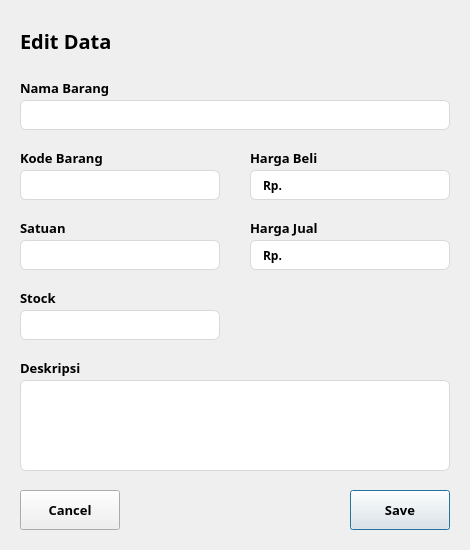
This is ui/stockDialog.ui in iKzuu/mini-erp as Qt 5 draws it before an edit. The edited form follows.
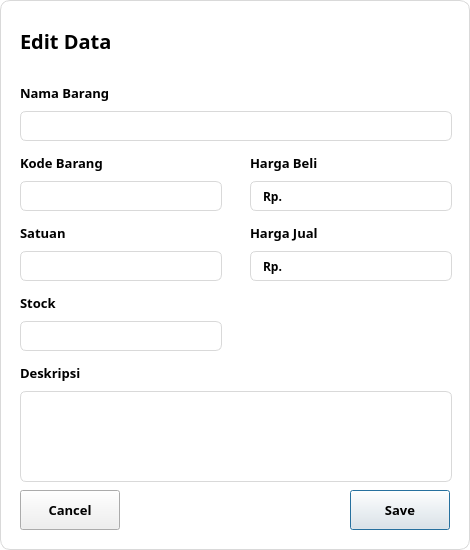
This is the edited form. Icons and pictures are not drawn.

Commit message: update & delete dialog

Patch:
```diff
--- a/ui/stockDialog.ui
+++ b/ui/stockDialog.ui
@@ -25,361 +25,13 @@
   <property name="windowTitle">
    <string>Dialog</string>
   </property>
-  <widget class="QLineEdit" name="lineEdit">
-   <property name="geometry">
-    <rect>
-     <x>20</x>
-     <y>100</y>
-     <width>430</width>
-     <height>30</height>
-    </rect>
-   </property>
-   <property name="font">
-    <font>
-     <family>Poppins</family>
-     <weight>75</weight>
-     <bold>true</bold>
-    </font>
-   </property>
-   <property name="styleSheet">
-    <string notr="true">QLineEdit{
+  <property name="styleSheet">
+   <string notr="true">QDialog{
+	background-color: white;
 	border: 1px solid #D9D9D9;
-	border-radius: 6px;
-	padding:0 10px 0 10px;
-}
-
-QLineEdit:focus{
-	border: 1px solid #3D6CEE;
+	border-radius: 10px;
 }</string>
-   </property>
-  </widget>
-  <widget class="QLineEdit" name="lineEdit_2">
-   <property name="geometry">
-    <rect>
-     <x>20</x>
-     <y>170</y>
-     <width>200</width>
-     <height>30</height>
-    </rect>
-   </property>
-   <property name="font">
-    <font>
-     <family>Poppins</family>
-     <weight>75</weight>
-     <bold>true</bold>
-    </font>
-   </property>
-   <property name="styleSheet">
-    <string notr="true">QLineEdit{
-	border: 1px solid #D9D9D9;
-	border-radius: 6px;
-	padding:0 10px 0 10px;
-}
-
-QLineEdit:focus{
-	border: 1px solid #3D6CEE;
-}</string>
-   </property>
-  </widget>
-  <widget class="QLineEdit" name="lineEdit_3">
-   <property name="geometry">
-    <rect>
-     <x>20</x>
-     <y>240</y>
-     <width>200</width>
-     <height>30</height>
-    </rect>
-   </property>
-   <property name="font">
-    <font>
-     <family>Poppins</family>
-     <weight>75</weight>
-     <bold>true</bold>
-    </font>
-   </property>
-   <property name="styleSheet">
-    <string notr="true">QLineEdit{
-	border: 1px solid #D9D9D9;
-	border-radius: 6px;
-	padding:0 10px 0 10px;
-}
-
-QLineEdit:focus{
-	border: 1px solid #3D6CEE;
-}</string>
-   </property>
-  </widget>
-  <widget class="QLineEdit" name="lineEdit_4">
-   <property name="geometry">
-    <rect>
-     <x>250</x>
-     <y>240</y>
-     <width>200</width>
-     <height>30</height>
-    </rect>
-   </property>
-   <property name="font">
-    <font>
-     <family>Poppins</family>
-     <weight>75</weight>
-     <bold>true</bold>
-    </font>
-   </property>
-   <property name="styleSheet">
-    <string notr="true">QLineEdit{
-	border: 1px solid #D9D9D9;
-	border-radius: 6px;
-	padding:0 10px 0 10px;
-}
-
-QLineEdit:focus{
-	border: 1px solid #3D6CEE;
-}</string>
-   </property>
-   <property name="text">
-    <string>Rp. </string>
-   </property>
-  </widget>
-  <widget class="QLineEdit" name="lineEdit_5">
-   <property name="geometry">
-    <rect>
-     <x>250</x>
-     <y>170</y>
-     <width>200</width>
-     <height>30</height>
-    </rect>
-   </property>
-   <property name="font">
-    <font>
-     <family>Poppins</family>
-     <weight>75</weight>
-     <bold>true</bold>
-    </font>
-   </property>
-   <property name="styleSheet">
-    <string notr="true">QLineEdit{
-	border: 1px solid #D9D9D9;
-	border-radius: 6px;
-	padding:0 10px 0 10px;
-}
-
-QLineEdit:focus{
-	border: 1px solid #3D6CEE;
-}</string>
-   </property>
-   <property name="text">
-    <string>Rp. </string>
-   </property>
-  </widget>
-  <widget class="QLineEdit" name="lineEdit_6">
-   <property name="geometry">
-    <rect>
-     <x>20</x>
-     <y>310</y>
-     <width>200</width>
-     <height>30</height>
-    </rect>
-   </property>
-   <property name="font">
-    <font>
-     <family>Poppins</family>
-     <weight>75</weight>
-     <bold>true</bold>
-    </font>
-   </property>
-   <property name="styleSheet">
-    <string notr="true">QLineEdit{
-	border: 1px solid #D9D9D9;
-	border-radius: 6px;
-	padding:0 10px 0 10px;
-}
-
-QLineEdit:focus{
-	border: 1px solid #3D6CEE;
-}</string>
-   </property>
-  </widget>
-  <widget class="QLineEdit" name="lineEdit_7">
-   <property name="geometry">
-    <rect>
-     <x>20</x>
-     <y>380</y>
-     <width>430</width>
-     <height>91</height>
-    </rect>
-   </property>
-   <property name="font">
-    <font>
-     <family>Poppins</family>
-     <weight>75</weight>
-     <bold>true</bold>
-    </font>
-   </property>
-   <property name="styleSheet">
-    <string notr="true">QLineEdit{
-	border: 1px solid #D9D9D9;
-	border-radius: 6px;
-	padding:0 10px 0 10px;
-}
-
-QLineEdit:focus{
-	border: 1px solid #3D6CEE;
-}</string>
-   </property>
-   <property name="maxLength">
-    <number>430</number>
-   </property>
-   <property name="alignment">
-    <set>Qt::AlignJustify|Qt::AlignTop</set>
-   </property>
-  </widget>
-  <widget class="QLabel" name="label_3">
-   <property name="geometry">
-    <rect>
-     <x>20</x>
-     <y>80</y>
-     <width>101</width>
-     <height>16</height>
-    </rect>
-   </property>
-   <property name="font">
-    <font>
-     <family>Poppins</family>
-     <pointsize>10</pointsize>
-     <weight>75</weight>
-     <bold>true</bold>
-    </font>
-   </property>
-   <property name="text">
-    <string>Nama Barang</string>
-   </property>
-  </widget>
-  <widget class="QLabel" name="label_4">
-   <property name="geometry">
-    <rect>
-     <x>20</x>
-     <y>150</y>
-     <width>91</width>
-     <height>16</height>
-    </rect>
-   </property>
-   <property name="font">
-    <font>
-     <family>Poppins</family>
-     <pointsize>10</pointsize>
-     <weight>75</weight>
-     <bold>true</bold>
-    </font>
-   </property>
-   <property name="text">
-    <string>Kode Barang</string>
-   </property>
-  </widget>
-  <widget class="QLabel" name="label_5">
-   <property name="geometry">
-    <rect>
-     <x>250</x>
-     <y>150</y>
-     <width>81</width>
-     <height>16</height>
-    </rect>
-   </property>
-   <property name="font">
-    <font>
-     <family>Poppins</family>
-     <pointsize>10</pointsize>
-     <weight>75</weight>
-     <bold>true</bold>
-    </font>
-   </property>
-   <property name="text">
-    <string>Harga Beli</string>
-   </property>
-  </widget>
-  <widget class="QLabel" name="label_6">
-   <property name="geometry">
-    <rect>
-     <x>250</x>
-     <y>220</y>
-     <width>81</width>
-     <height>16</height>
-    </rect>
-   </property>
-   <property name="font">
-    <font>
-     <family>Poppins</family>
-     <pointsize>10</pointsize>
-     <weight>75</weight>
-     <bold>true</bold>
-    </font>
-   </property>
-   <property name="text">
-    <string>Harga Jual</string>
-   </property>
-  </widget>
-  <widget class="QLabel" name="label_7">
-   <property name="geometry">
-    <rect>
-     <x>20</x>
-     <y>220</y>
-     <width>51</width>
-     <height>16</height>
-    </rect>
-   </property>
-   <property name="font">
-    <font>
-     <family>Poppins</family>
-     <pointsize>10</pointsize>
-     <weight>75</weight>
-     <bold>true</bold>
-    </font>
-   </property>
-   <property name="text">
-    <string>Satuan</string>
-   </property>
-  </widget>
-  <widget class="QLabel" name="label_8">
-   <property name="geometry">
-    <rect>
-     <x>20</x>
-     <y>290</y>
-     <width>41</width>
-     <height>16</height>
-    </rect>
-   </property>
-   <property name="font">
-    <font>
-     <family>Poppins</family>
-     <pointsize>10</pointsize>
-     <weight>75</weight>
-     <bold>true</bold>
-    </font>
-   </property>
-   <property name="text">
-    <string>Stock</string>
-   </property>
-  </widget>
-  <widget class="QLabel" name="label_9">
-   <property name="geometry">
-    <rect>
-     <x>20</x>
-     <y>360</y>
-     <width>71</width>
-     <height>16</height>
-    </rect>
-   </property>
-   <property name="font">
-    <font>
-     <family>Poppins</family>
-     <pointsize>10</pointsize>
-     <weight>75</weight>
-     <bold>true</bold>
-    </font>
-   </property>
-   <property name="text">
-    <string>Deskripsi</string>
-   </property>
-  </widget>
+  </property>
   <widget class="QPushButton" name="saveBtn">
    <property name="geometry">
     <rect>
@@ -486,6 +138,440 @@
     <string>Cancel</string>
    </property>
   </widget>
+  <widget class="QWidget" name="layoutWidget">
+   <property name="geometry">
+    <rect>
+     <x>20</x>
+     <y>80</y>
+     <width>432</width>
+     <height>61</height>
+    </rect>
+   </property>
+   <layout class="QVBoxLayout" name="verticalLayout">
+    <item>
+     <widget class="QLabel" name="label_3">
+      <property name="font">
+       <font>
+        <family>Poppins</family>
+        <pointsize>10</pointsize>
+        <weight>75</weight>
+        <bold>true</bold>
+       </font>
+      </property>
+      <property name="text">
+       <string>Nama Barang</string>
+      </property>
+     </widget>
+    </item>
+    <item>
+     <widget class="QLineEdit" name="editNamaBrg">
+      <property name="minimumSize">
+       <size>
+        <width>430</width>
+        <height>30</height>
+       </size>
+      </property>
+      <property name="font">
+       <font>
+        <family>Poppins</family>
+        <weight>75</weight>
+        <bold>true</bold>
+       </font>
+      </property>
+      <property name="styleSheet">
+       <string notr="true">QLineEdit{
+	border: 1px solid #D9D9D9;
+	border-radius: 6px;
+	padding:0 10px 0 10px;
+}
+
+QLineEdit:focus{
+	border: 1px solid #3D6CEE;
+}</string>
+      </property>
+     </widget>
+    </item>
+   </layout>
+  </widget>
+  <widget class="QWidget" name="layoutWidget">
+   <property name="geometry">
+    <rect>
+     <x>20</x>
+     <y>150</y>
+     <width>202</width>
+     <height>61</height>
+    </rect>
+   </property>
+   <layout class="QVBoxLayout" name="verticalLayout_2">
+    <item>
+     <widget class="QLabel" name="label_4">
+      <property name="font">
+       <font>
+        <family>Poppins</family>
+        <pointsize>10</pointsize>
+        <weight>75</weight>
+        <bold>true</bold>
+       </font>
+      </property>
+      <property name="text">
+       <string>Kode Barang</string>
+      </property>
+     </widget>
+    </item>
+    <item>
+     <widget class="QLineEdit" name="editKodeBrg">
+      <property name="minimumSize">
+       <size>
+        <width>200</width>
+        <height>30</height>
+       </size>
+      </property>
+      <property name="font">
+       <font>
+        <family>Poppins</family>
+        <weight>75</weight>
+        <bold>true</bold>
+       </font>
+      </property>
+      <property name="styleSheet">
+       <string notr="true">QLineEdit{
+	border: 1px solid #D9D9D9;
+	border-radius: 6px;
+	padding:0 10px 0 10px;
+}
+
+QLineEdit:focus{
+	border: 1px solid #3D6CEE;
+}</string>
+      </property>
+     </widget>
+    </item>
+   </layout>
+  </widget>
+  <widget class="QWidget" name="layoutWidget">
+   <property name="geometry">
+    <rect>
+     <x>250</x>
+     <y>150</y>
+     <width>202</width>
+     <height>61</height>
+    </rect>
+   </property>
+   <layout class="QVBoxLayout" name="verticalLayout_3">
+    <item>
+     <widget class="QLabel" name="label_5">
+      <property name="font">
+       <font>
+        <family>Poppins</family>
+        <pointsize>10</pointsize>
+        <weight>75</weight>
+        <bold>true</bold>
+       </font>
+      </property>
+      <property name="text">
+       <string>Harga Beli</string>
+      </property>
+     </widget>
+    </item>
+    <item>
+     <widget class="QLineEdit" name="editHargaBli">
+      <property name="minimumSize">
+       <size>
+        <width>200</width>
+        <height>30</height>
+       </size>
+      </property>
+      <property name="font">
+       <font>
+        <family>Poppins</family>
+        <weight>75</weight>
+        <bold>true</bold>
+       </font>
+      </property>
+      <property name="styleSheet">
+       <string notr="true">QLineEdit{
+	border: 1px solid #D9D9D9;
+	border-radius: 6px;
+	padding:0 10px 0 10px;
+}
+
+QLineEdit:focus{
+	border: 1px solid #3D6CEE;
+}</string>
+      </property>
+      <property name="text">
+       <string>Rp. </string>
+      </property>
+     </widget>
+    </item>
+   </layout>
+  </widget>
+  <widget class="QWidget" name="layoutWidget">
+   <property name="geometry">
+    <rect>
+     <x>250</x>
+     <y>220</y>
+     <width>202</width>
+     <height>61</height>
+    </rect>
+   </property>
+   <layout class="QVBoxLayout" name="verticalLayout_4">
+    <item>
+     <widget class="QLabel" name="label_6">
+      <property name="font">
+       <font>
+        <family>Poppins</family>
+        <pointsize>10</pointsize>
+        <weight>75</weight>
+        <bold>true</bold>
+       </font>
+      </property>
+      <property name="text">
+       <string>Harga Jual</string>
+      </property>
+     </widget>
+    </item>
+    <item>
+     <widget class="QLineEdit" name="editHargaJual">
+      <property name="minimumSize">
+       <size>
+        <width>200</width>
+        <height>30</height>
+       </size>
+      </property>
+      <property name="font">
+       <font>
+        <family>Poppins</family>
+        <weight>75</weight>
+        <bold>true</bold>
+       </font>
+      </property>
+      <property name="styleSheet">
+       <string notr="true">QLineEdit{
+	border: 1px solid #D9D9D9;
+	border-radius: 6px;
+	padding:0 10px 0 10px;
+}
+
+QLineEdit:focus{
+	border: 1px solid #3D6CEE;
+}</string>
+      </property>
+      <property name="text">
+       <string>Rp. </string>
+      </property>
+     </widget>
+    </item>
+   </layout>
+  </widget>
+  <widget class="QWidget" name="layoutWidget">
+   <property name="geometry">
+    <rect>
+     <x>20</x>
+     <y>220</y>
+     <width>202</width>
+     <height>61</height>
+    </rect>
+   </property>
+   <layout class="QVBoxLayout" name="verticalLayout_5">
+    <item>
+     <widget class="QLabel" name="label_7">
+      <property name="font">
+       <font>
+        <family>Poppins</family>
+        <pointsize>10</pointsize>
+        <weight>75</weight>
+        <bold>true</bold>
+       </font>
+      </property>
+      <property name="text">
+       <string>Satuan</string>
+      </property>
+     </widget>
+    </item>
+    <item>
+     <widget class="QLineEdit" name="editSatuan">
+      <property name="minimumSize">
+       <size>
+        <width>200</width>
+        <height>30</height>
+       </size>
+      </property>
+      <property name="font">
+       <font>
+        <family>Poppins</family>
+        <weight>75</weight>
+        <bold>true</bold>
+       </font>
+      </property>
+      <property name="styleSheet">
+       <string notr="true">QLineEdit{
+	border: 1px solid #D9D9D9;
+	border-radius: 6px;
+	padding:0 10px 0 10px;
+}
+
+QLineEdit:focus{
+	border: 1px solid #3D6CEE;
+}</string>
+      </property>
+     </widget>
+    </item>
+   </layout>
+  </widget>
+  <widget class="QWidget" name="layoutWidget">
+   <property name="geometry">
+    <rect>
+     <x>20</x>
+     <y>290</y>
+     <width>202</width>
+     <height>61</height>
+    </rect>
+   </property>
+   <layout class="QVBoxLayout" name="verticalLayout_6">
+    <item>
+     <widget class="QLabel" name="label_8">
+      <property name="font">
+       <font>
+        <family>Poppins</family>
+        <pointsize>10</pointsize>
+        <weight>75</weight>
+        <bold>true</bold>
+       </font>
+      </property>
+      <property name="text">
+       <string>Stock</string>
+      </property>
+     </widget>
+    </item>
+    <item>
+     <widget class="QLineEdit" name="editStock">
+      <property name="minimumSize">
+       <size>
+        <width>200</width>
+        <height>30</height>
+       </size>
+      </property>
+      <property name="font">
+       <font>
+        <family>Poppins</family>
+        <weight>75</weight>
+        <bold>true</bold>
+       </font>
+      </property>
+      <property name="styleSheet">
+       <string notr="true">QLineEdit{
+	border: 1px solid #D9D9D9;
+	border-radius: 6px;
+	padding:0 10px 0 10px;
+}
+
+QLineEdit:focus{
+	border: 1px solid #3D6CEE;
+}</string>
+      </property>
+     </widget>
+    </item>
+   </layout>
+  </widget>
+  <widget class="QWidget" name="layoutWidget">
+   <property name="geometry">
+    <rect>
+     <x>20</x>
+     <y>360</y>
+     <width>432</width>
+     <height>122</height>
+    </rect>
+   </property>
+   <layout class="QVBoxLayout" name="verticalLayout_7">
+    <item>
+     <widget class="QLabel" name="label_9">
+      <property name="font">
+       <font>
+        <family>Poppins</family>
+        <pointsize>10</pointsize>
+        <weight>75</weight>
+        <bold>true</bold>
+       </font>
+      </property>
+      <property name="text">
+       <string>Deskripsi</string>
+      </property>
+     </widget>
+    </item>
+    <item>
+     <widget class="QLineEdit" name="editDeskripsi">
+      <property name="minimumSize">
+       <size>
+        <width>430</width>
+        <height>91</height>
+       </size>
+      </property>
+      <property name="font">
+       <font>
+        <family>Poppins</family>
+        <weight>75</weight>
+        <bold>true</bold>
+       </font>
+      </property>
+      <property name="styleSheet">
+       <string notr="true">QLineEdit{
+	border: 1px solid #D9D9D9;
+	border-radius: 6px;
+	padding:0 10px 0 10px;
+}
+
+QLineEdit:focus{
+	border: 1px solid #3D6CEE;
+}</string>
+      </property>
+      <property name="maxLength">
+       <number>430</number>
+      </property>
+      <property name="alignment">
+       <set>Qt::AlignJustify|Qt::AlignTop</set>
+      </property>
+     </widget>
+    </item>
+   </layout>
+  </widget>
+  <widget class="QPushButton" name="closeBtn">
+   <property name="geometry">
+    <rect>
+     <x>430</x>
+     <y>5</y>
+     <width>35</width>
+     <height>35</height>
+    </rect>
+   </property>
+   <property name="styleSheet">
+    <string notr="true">QPushButton{
+	border: none;
+}
+
+QPushButton:hover{
+	border-left: 1px solid #D9D9D9;
+	border-bottom: 1px solid #D9D9D9;
+	border-bottom-left-radius: 6px;
+}</string>
+   </property>
+   <property name="text">
+    <string/>
+   </property>
+   <property name="icon">
+    <iconset resource="../assets/icons/resources.qrc">
+     <normaloff>:/icons/close.svg</normaloff>:/icons/close.svg</iconset>
+   </property>
+   <property name="iconSize">
+    <size>
+     <width>20</width>
+     <height>20</height>
+    </size>
+   </property>
+   <property name="checkable">
+    <bool>true</bool>
+   </property>
+  </widget>
  </widget>
  <resources>
   <include location="../../assets/icons/resources.qrc"/>
```
Left out of the diff: 4 changed lines with no effect on the pictures. The commit also changes 6 other files.
